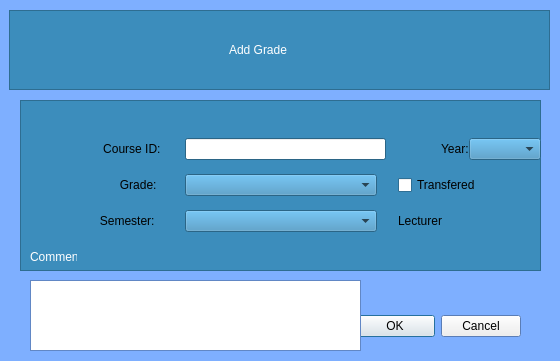
Old version of the form GradingSystem/dialog.ui in the repository 2013110993/SGS.
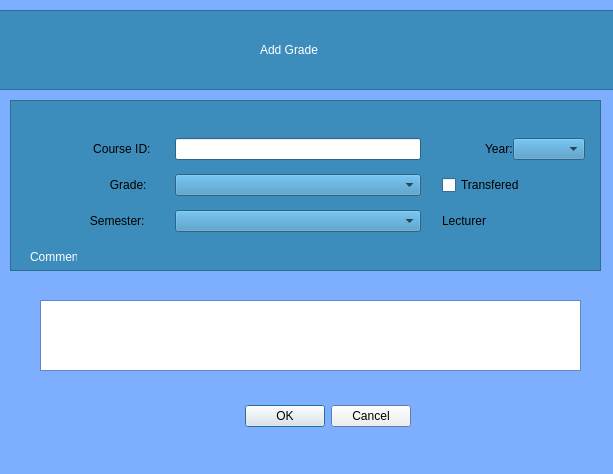
New version of the form.

The edit to the form file:
```diff
--- a/GradingSystem/dialog.ui
+++ b/GradingSystem/dialog.ui
@@ -6,8 +6,8 @@
    <rect>
     <x>0</x>
     <y>0</y>
-    <width>560</width>
-    <height>361</height>
+    <width>613</width>
+    <height>474</height>
    </rect>
   </property>
   <property name="palette">
@@ -242,8 +242,8 @@
   <widget class="QDialogButtonBox" name="buttonBox">
    <property name="geometry">
     <rect>
-     <x>180</x>
-     <y>310</y>
+     <x>70</x>
+     <y>400</y>
      <width>341</width>
      <height>32</height>
     </rect>
@@ -258,9 +258,9 @@
   <widget class="QTextEdit" name="textEdit">
    <property name="geometry">
     <rect>
-     <x>30</x>
-     <y>280</y>
-     <width>331</width>
+     <x>40</x>
+     <y>300</y>
+     <width>541</width>
      <height>71</height>
     </rect>
    </property>
@@ -281,9 +281,9 @@
   <widget class="QFrame" name="frame">
    <property name="geometry">
     <rect>
-     <x>9</x>
+     <x>-30</x>
      <y>10</y>
-     <width>541</width>
+     <width>651</width>
      <height>80</height>
     </rect>
    </property>
@@ -363,7 +363,7 @@
    <widget class="QLabel" name="label_3">
     <property name="geometry">
      <rect>
-      <x>220</x>
+      <x>290</x>
       <y>30</y>
       <width>81</width>
       <height>20</height>
@@ -386,9 +386,9 @@
   <widget class="QFrame" name="frame_2">
    <property name="geometry">
     <rect>
-     <x>20</x>
+     <x>10</x>
      <y>100</y>
-     <width>521</width>
+     <width>591</width>
      <height>171</height>
     </rect>
    </property>
@@ -848,7 +848,7 @@
      <rect>
       <x>0</x>
       <y>30</y>
-      <width>521</width>
+      <width>575</width>
       <height>111</height>
      </rect>
     </property>
```
